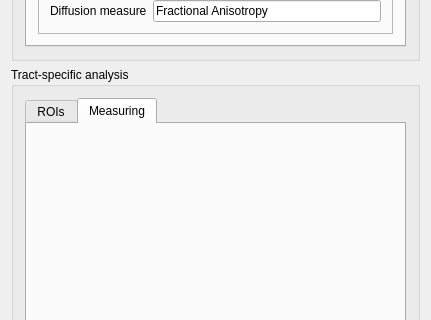
First picture: the form in Plugins/org.mitk.gui.qt.diffusionimaging/src/internal/QmitkTractbasedSpatialStatisticsViewControls.ui, repository MITK/MITK, before the edit; both pictures show x 0 to 431 and y 262 to 582 of the 431 by 811 pixel window.
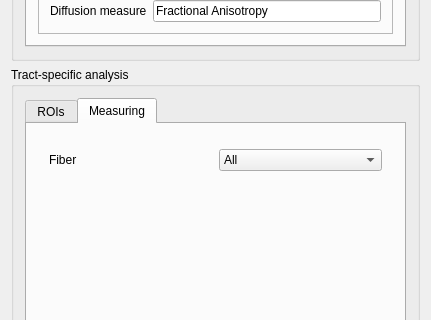
Second picture: the form after the edit. Custom widgets are drawn as their Qt base class.

Commit message: added option to render only one fiber that is selected in the plot widget

```diff
--- a/Plugins/org.mitk.gui.qt.diffusionimaging/src/internal/QmitkTractbasedSpatialStatisticsViewControls.ui
+++ b/Plugins/org.mitk.gui.qt.diffusionimaging/src/internal/QmitkTractbasedSpatialStatisticsViewControls.ui
@@ -276,6 +276,34 @@
           <string>Measuring</string>
          </attribute>
          <layout class="QVBoxLayout" name="verticalLayout_3">
+          <item>
+           <widget class="QWidget" name="widget" native="true">
+            <property name="maximumSize">
+             <size>
+              <width>16777215</width>
+              <height>50</height>
+             </size>
+            </property>
+            <layout class="QHBoxLayout" name="horizontalLayout">
+             <item>
+              <widget class="QLabel" name="label_5">
+               <property name="text">
+                <string>Fiber</string>
+               </property>
+              </widget>
+             </item>
+             <item>
+              <widget class="QComboBox" name="m_FiberSelector">
+               <item>
+                <property name="text">
+                 <string>All</string>
+                </property>
+               </item>
+              </widget>
+             </item>
+            </layout>
+           </widget>
+          </item>
           <item>
            <widget class="QmitkTbssRoiAnalysisWidget" name="m_RoiPlotWidget" native="true">
             <property name="toolTip">
```
The commit also changes 5 other files.
